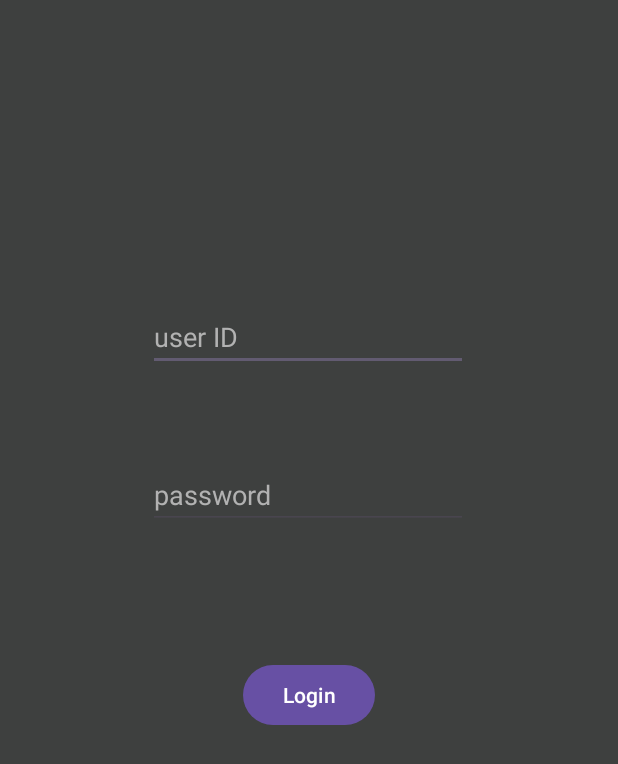
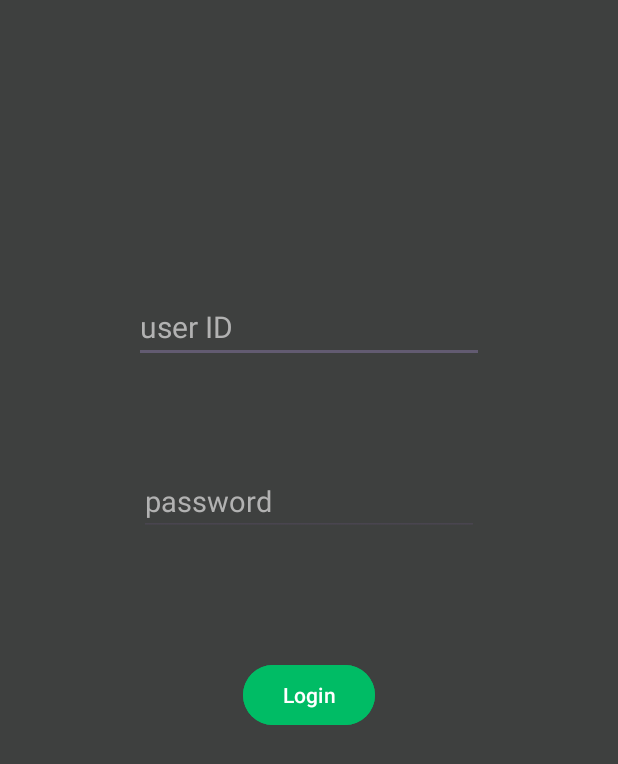
Before and after one commit to itayst1/chiro-plate, an Android app: the LoginActivity screen opened directly, with no data from a screen before it, on a phone screen of 412 x 824 dp. Shown: the top 764 px of the screen. Run offline under Robolectric (Android 15) with nearby library versions, the phone set to English and light mode, and no system bars; Roboto replaces fonts that are not available here.

Commit message:
can continue without plate
also added stars into game time

```diff
--- a/plateApp/app/src/main/java/com/example/plateapp/ConnectActivity.java
+++ b/plateApp/app/src/main/java/com/example/plateapp/ConnectActivity.java
@@ -122,6 +122,10 @@ public class ConnectActivity extends AppCompatActivity {
         }
     }
 
+    public void onContinueClick(View view){
+        startActivity(new Intent(ConnectActivity.this, LoginActivity.class));
+    }
+
     public Button createDeviceButton(String name){
         Button deviceButton = new Button(ConnectActivity.this);
         deviceButton.setAllCaps(false);
--- a/plateApp/app/src/main/java/com/example/plateapp/GameActivity.java
+++ b/plateApp/app/src/main/java/com/example/plateapp/GameActivity.java
@@ -84,7 +84,7 @@ public class GameActivity extends AppCompatActivity {
             new Handler().postDelayed(new Runnable() {
                 @Override
                 public void run() {
-                    new CountDownTimer((long) ((gameInstance.getTime() + 0.4) * 1000), 1000) {
+                    new CountDownTimer((long) (((gameInstance.getTime()-gameInstance.getStars()*2) + 0.4) * 1000), 1000) {
 
                         public void onTick(long millisUntilFinished) {
                             if (play)
--- a/plateApp/app/src/main/res/layout/activity_login.xml
+++ b/plateApp/app/src/main/res/layout/activity_login.xml
@@ -13,16 +13,16 @@
         android:layout_height="wrap_content"
         android:ems="10"
         android:hint="user ID"
-        android:inputType="text"
+        android:inputType="number"
         android:textColor="#FFFFFF"
         android:textColorHint="#B2B2B2"
         android:textColorLink="#FFFFFF"
+        android:textSize="20sp"
         app:layout_constraintBottom_toBottomOf="parent"
         app:layout_constraintEnd_toEndOf="parent"
-        app:layout_constraintHorizontal_bias="0.497"
         app:layout_constraintStart_toStartOf="parent"
         app:layout_constraintTop_toTopOf="parent"
-        app:layout_constraintVertical_bias="0.259" />
+        app:layout_constraintVertical_bias="0.25" />
 
     <EditText
         android:id="@+id/password"
@@ -32,17 +32,18 @@
         android:hint="password"
         android:inputType="textPassword"
         android:textColorHint="#B2B2B2"
+        android:textSize="19sp"
         app:layout_constraintBottom_toBottomOf="parent"
         app:layout_constraintEnd_toEndOf="parent"
-        app:layout_constraintHorizontal_bias="0.497"
         app:layout_constraintStart_toStartOf="parent"
         app:layout_constraintTop_toTopOf="parent"
-        app:layout_constraintVertical_bias="0.395" />
+        app:layout_constraintVertical_bias="0.4" />
 
     <Button
         android:id="@+id/LoginButton"
         android:layout_width="wrap_content"
         android:layout_height="wrap_content"
+        android:backgroundTint="#00BC65"
         android:onClick="onLoginClick"
         android:text="Login"
         app:layout_constraintBottom_toBottomOf="parent"
@@ -50,4 +51,5 @@
         app:layout_constraintStart_toStartOf="parent"
         app:layout_constraintTop_toTopOf="parent"
         app:layout_constraintVertical_bias="0.566" />
+
 </androidx.constraintlayout.widget.ConstraintLayout>
```
Also changed, not shown: plateApp/app/src/main/res/layout/activity_connect.xml (+21 -3 lines), plateApp/app/src/main/res/values/strings.xml (+1 -37 lines).
